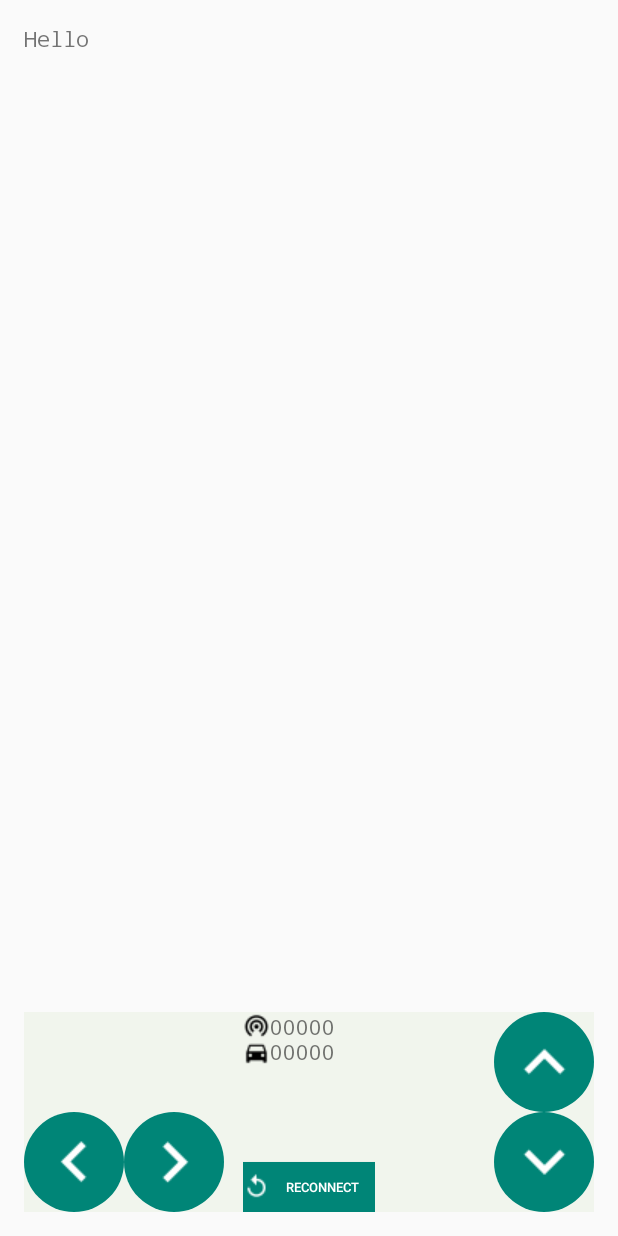
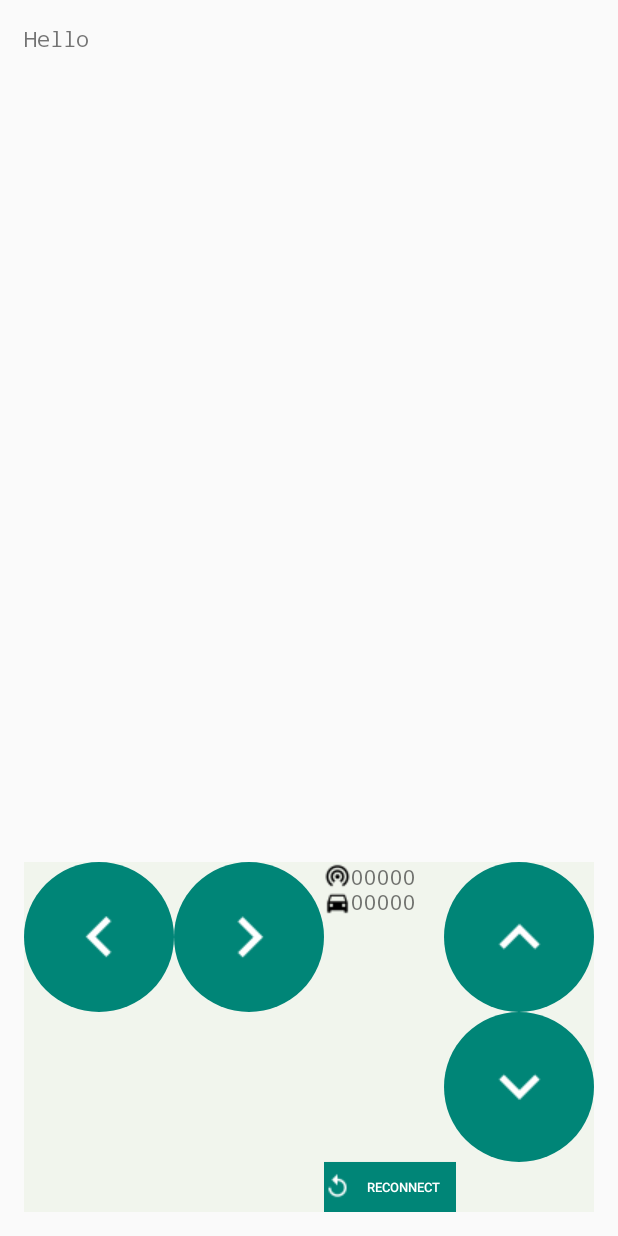
Before and after one commit to Somewater/ArduMotor, an Android app: the layout fragment_main.xml on its own in the app's theme, with its tools: preview values and no code run, on a phone screen of 412 x 824 dp. Run offline under Robolectric (Android 15) with nearby library versions, the phone set to English and light mode, and no system bars.

Commit message:
increase arrow buttons size

```diff
--- a/Android/app/src/main/res/layout/fragment_main.xml
+++ b/Android/app/src/main/res/layout/fragment_main.xml
@@ -24,29 +24,30 @@
     <RelativeLayout
             android:id="@+id/controls"
             android:layout_width="match_parent"
-            android:layout_height="200px"
+            android:layout_height="@dimen/arrow_panel_height"
             android:layout_alignParentBottom="true"
             android:layout_alignParentLeft="true"
             android:layout_alignParentStart="true"
             android:background="@color/panel_light">
 
         <LinearLayout
+                android:id="@id/arrows_left_right"
                 android:layout_width="wrap_content"
                 android:layout_height="wrap_content"
-                android:layout_alignParentBottom="true"
+                android:layout_alignParentTop="true"
                 android:layout_alignParentLeft="true"
                 android:orientation="horizontal">
             <ImageButton
                     android:id="@+id/arrow_left_btn"
-                    android:layout_width="100px"
-                    android:layout_height="100px"
+                    android:layout_width="@dimen/arrow_button_diameter"
+                    android:layout_height="@dimen/arrow_button_diameter"
                     android:background="@drawable/round_button"
                     android:gravity="center_vertical|center_horizontal"
                     android:src="@drawable/ic_keyboard_arrow_left_white_18dp"/>
             <ImageButton
                     android:id="@+id/arrow_right_btn"
-                    android:layout_width="100px"
-                    android:layout_height="100px"
+                    android:layout_width="@dimen/arrow_button_diameter"
+                    android:layout_height="@dimen/arrow_button_diameter"
                     android:background="@drawable/round_button"
                     android:gravity="center_vertical|center_horizontal"
                     android:src="@drawable/ic_keyboard_arrow_right_white_18dp"/>
@@ -55,7 +56,7 @@
         <RelativeLayout
                 android:layout_width="wrap_content"
                 android:layout_height="wrap_content"
-                android:layout_centerInParent="true"
+                android:layout_toRightOf="@id/arrows_left_right"
                 android:orientation="vertical">
 
             <ImageView
@@ -114,15 +115,15 @@
                 android:orientation="vertical">
             <ImageButton
                     android:id="@+id/arrow_up_btn"
-                    android:layout_width="100px"
-                    android:layout_height="100px"
+                    android:layout_width="@dimen/arrow_button_diameter"
+                    android:layout_height="@dimen/arrow_button_diameter"
                     android:background="@drawable/round_button"
                     android:gravity="center_vertical|center_horizontal"
                     android:src="@drawable/ic_keyboard_arrow_up_white_18dp"/>
             <ImageButton
                     android:id="@+id/arrow_down_btn"
-                    android:layout_width="100px"
-                    android:layout_height="100px"
+                    android:layout_width="@dimen/arrow_button_diameter"
+                    android:layout_height="@dimen/arrow_button_diameter"
                     android:background="@drawable/round_button"
                     android:gravity="center_vertical|center_horizontal"
                     android:src="@drawable/ic_keyboard_arrow_down_white_18dp"/>
--- a/Android/app/src/main/res/values/dimens.xml
+++ b/Android/app/src/main/res/values/dimens.xml
@@ -2,4 +2,7 @@
     <!-- Default screen margins, per the Android Design guidelines. -->
     <dimen name="activity_horizontal_margin">16dp</dimen>
     <dimen name="activity_vertical_margin">16dp</dimen>
+
+    <dimen name="arrow_panel_height">350px</dimen>
+    <dimen name="arrow_button_diameter">150px</dimen>
 </resources>
--- /dev/null
+++ b/Android/app/src/main/res/values/ids.xml
@@ -0,0 +1,4 @@
+<?xml version="1.0" encoding="utf-8"?>
+<resources>
+    <item name="arrows_left_right" type="id" />
+</resources>
```
